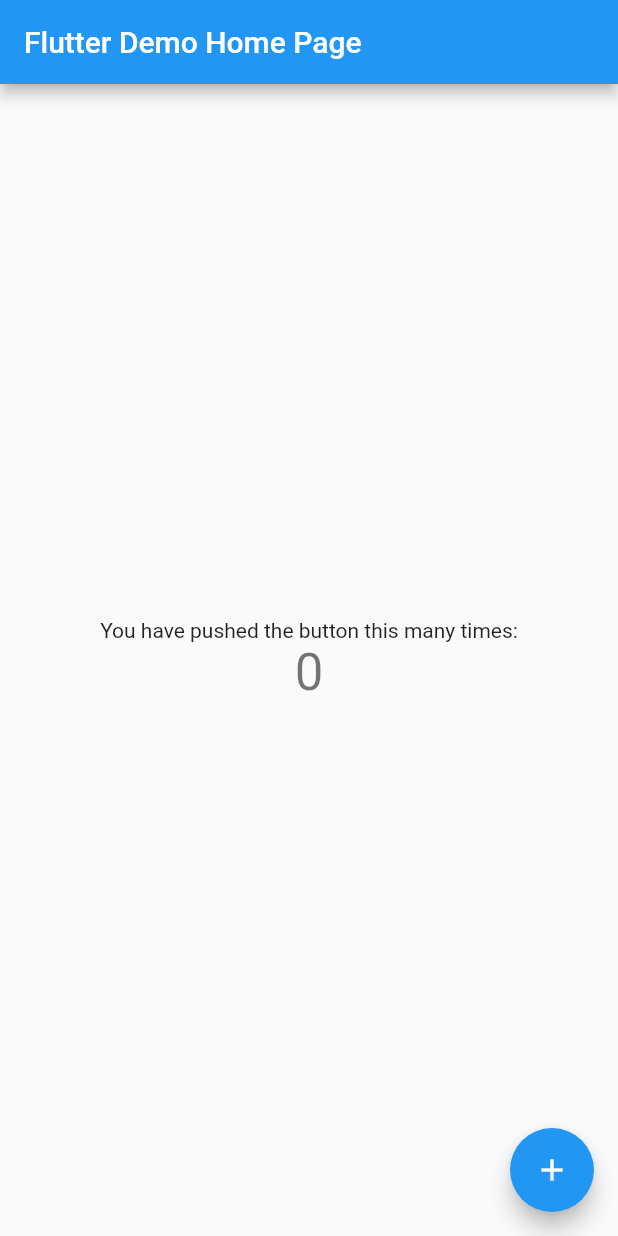
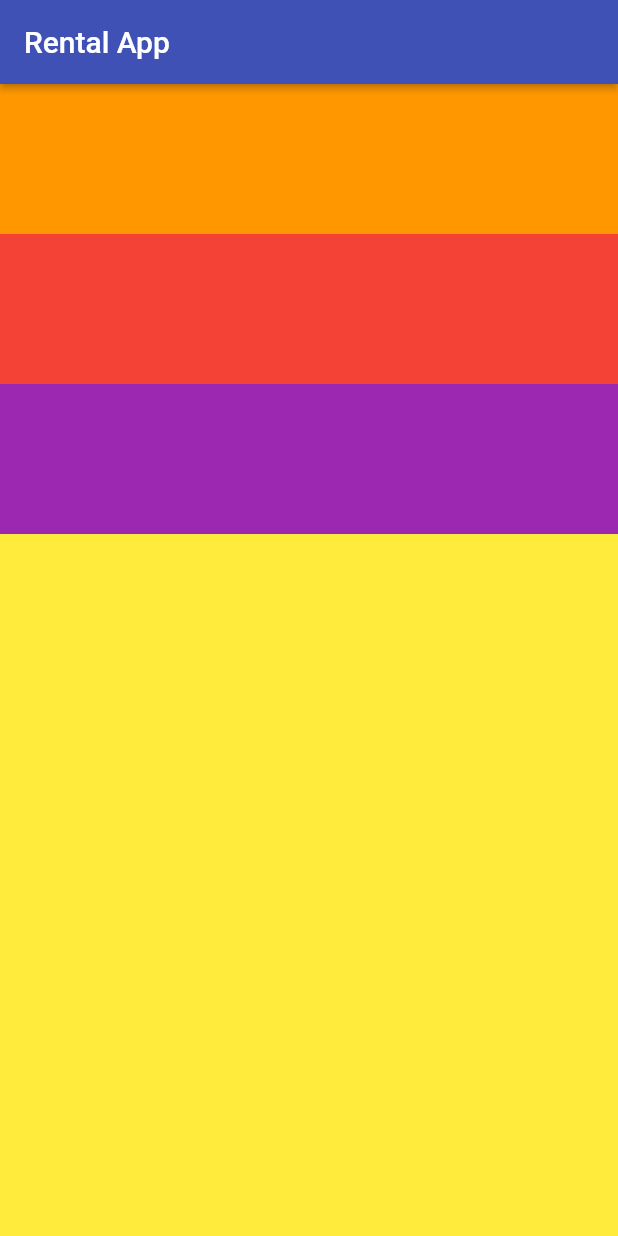
Before and after one commit to andreisas06/rentalapp, a Flutter app: the screen it shows after launch, on a phone screen of 412 x 824 dp. Run offline on Flutter 3.47's test engine with Material 2 defaults, Android fonts, the phone set to English and light mode, and no system bars.

Commit message:
sign in page started

```diff
--- /dev/null
+++ b/lib/app/sign_in/sign_in_page.dart
@@ -0,0 +1,39 @@
+import 'package:flutter/material.dart';
+
+class SignInPage extends StatelessWidget {
+  @override
+  Widget build(BuildContext context) {
+    return Scaffold(
+      appBar: AppBar(
+        title: Text('Rental App'),
+        elevation: 2,
+      ),
+      body: Container(
+        color: Colors.yellow,
+        child: Column(
+          crossAxisAlignment: CrossAxisAlignment.stretch,
+          children: [
+            Container(
+              color: Colors.orange,
+              child: SizedBox(
+                height: 100,
+              ),
+            ),
+            Container(
+              color: Colors.red,
+              child: SizedBox(
+                height: 100,
+              ),
+            ),
+            Container(
+              color: Colors.purple,
+              child: SizedBox(
+                height: 100,
+              ),
+            ),
+          ],
+        ),
+      ),
+    );
+  }
+}
--- a/lib/main.dart
+++ b/lib/main.dart
@@ -1,113 +1,17 @@
 import 'package:flutter/material.dart';
+import 'package:rental/app/sign_in/sign_in_page.dart';
 
 void main() {
   runApp(MyApp());
 }
 
 class MyApp extends StatelessWidget {
-  // This widget is the root of your application.
   @override
   Widget build(BuildContext context) {
     return MaterialApp(
-      title: 'Flutter Demo',
-      theme: ThemeData(
-        // This is the theme of your application.
-        //
-        // Try running your application with "flutter run". You'll see the
-        // application has a blue toolbar. Then, without quitting the app, try
-        // changing the primarySwatch below to Colors.green and then invoke
-        // "hot reload" (press "r" in the console where you ran "flutter run",
-        // or simply save your changes to "hot reload" in a Flutter IDE).
-        // Notice that the counter didn't reset back to zero; the application
-        // is not restarted.
-        primarySwatch: Colors.blue,
-      ),
-      home: MyHomePage(title: 'Flutter Demo Home Page'),
+      title: 'Time Tracker',
+      theme: ThemeData(primarySwatch: Colors.indigo),
+      home: SignInPage(),
     );
   }
 }
-
-class MyHomePage extends StatefulWidget {
-  MyHomePage({Key key, this.title}) : super(key: key);
-
-  // This widget is the home page of your application. It is stateful, meaning
-  // that it has a State object (defined below) that contains fields that affect
-  // how it looks.
-
-  // This class is the configuration for the state. It holds the values (in this
-  // case the title) provided by the parent (in this case the App widget) and
-  // used by the build method of the State. Fields in a Widget subclass are
-  // always marked "final".
-
-  final String title;
-
-  @override
-  _MyHomePageState createState() => _MyHomePageState();
-}
-
-class _MyHomePageState extends State<MyHomePage> {
-  int _counter = 0;
-
-  void _incrementCounter() {
-    setState(() {
-      // This call to setState tells the Flutter framework that something has
-      // changed in this State, which causes it to rerun the build method below
-      // so that the display can reflect the updated values. If we changed
-      // _counter without calling setState(), then the build method would not be
-      // called again, and so nothing would appear to happen.
-      _counter++;
-    });
-  }
-
-  @override
-  Widget build(BuildContext context) {
-    // This method is rerun every time setState is called, for instance as done
-    // by the _incrementCounter method above.
-    //
-    // The Flutter framework has been optimized to make rerunning build methods
-    // fast, so that you can just rebuild anything that needs updating rather
-    // than having to individually change instances of widgets.
-    return Scaffold(
-      appBar: AppBar(
-        // Here we take the value from the MyHomePage object that was created by
-        // the App.build method, and use it to set our appbar title.
-        title: Text(widget.title),
-      ),
-      body: Center(
-        // Center is a layout widget. It takes a single child and positions it
-        // in the middle of the parent.
-        child: Column(
-          // Column is also a layout widget. It takes a list of children and
-          // arranges them vertically. By default, it sizes itself to fit its
-          // children horizontally, and tries to be as tall as its parent.
-          //
-          // Invoke "debug painting" (press "p" in the console, choose the
-          // "Toggle Debug Paint" action from the Flutter Inspector in Android
-          // Studio, or the "Toggle Debug Paint" command in Visual Studio Code)
-          // to see the wireframe for each widget.
-          //
-          // Column has various properties to control how it sizes itself and
-          // how it positions its children. Here we use mainAxisAlignment to
-          // center the children vertically; the main axis here is the vertical
-          // axis because Columns are vertical (the cross axis would be
-          // horizontal).
-          mainAxisAlignment: MainAxisAlignment.center,
-          children: <Widget>[
-            Text(
-              'You have pushed the button this many times:',
-            ),
-            Text(
-              '$_counter',
-              style: Theme.of(context).textTheme.headline4,
-            ),
-          ],
-        ),
-      ),
-      floatingActionButton: FloatingActionButton(
-        onPressed: _incrementCounter,
-        tooltip: 'Increment',
-        child: Icon(Icons.add),
-      ), // This trailing comma makes auto-formatting nicer for build methods.
-    );
-  }
-}
```
Also changed, not shown: 1 other file.
